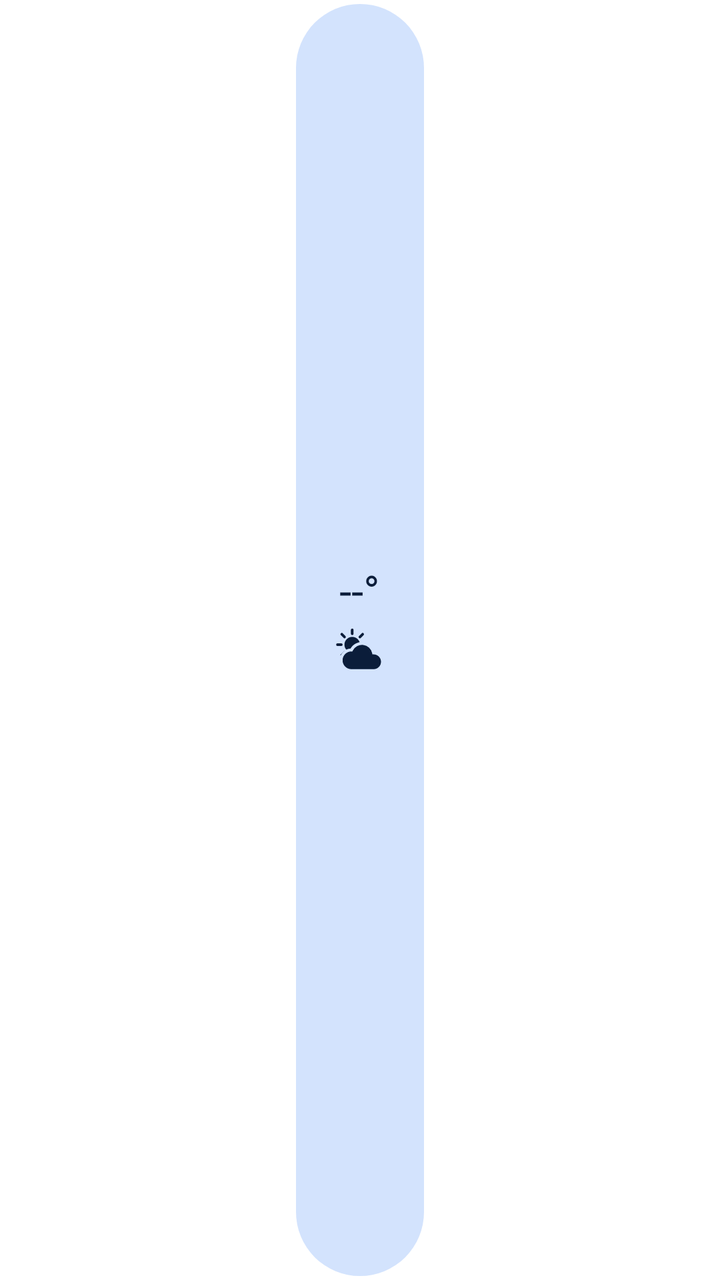
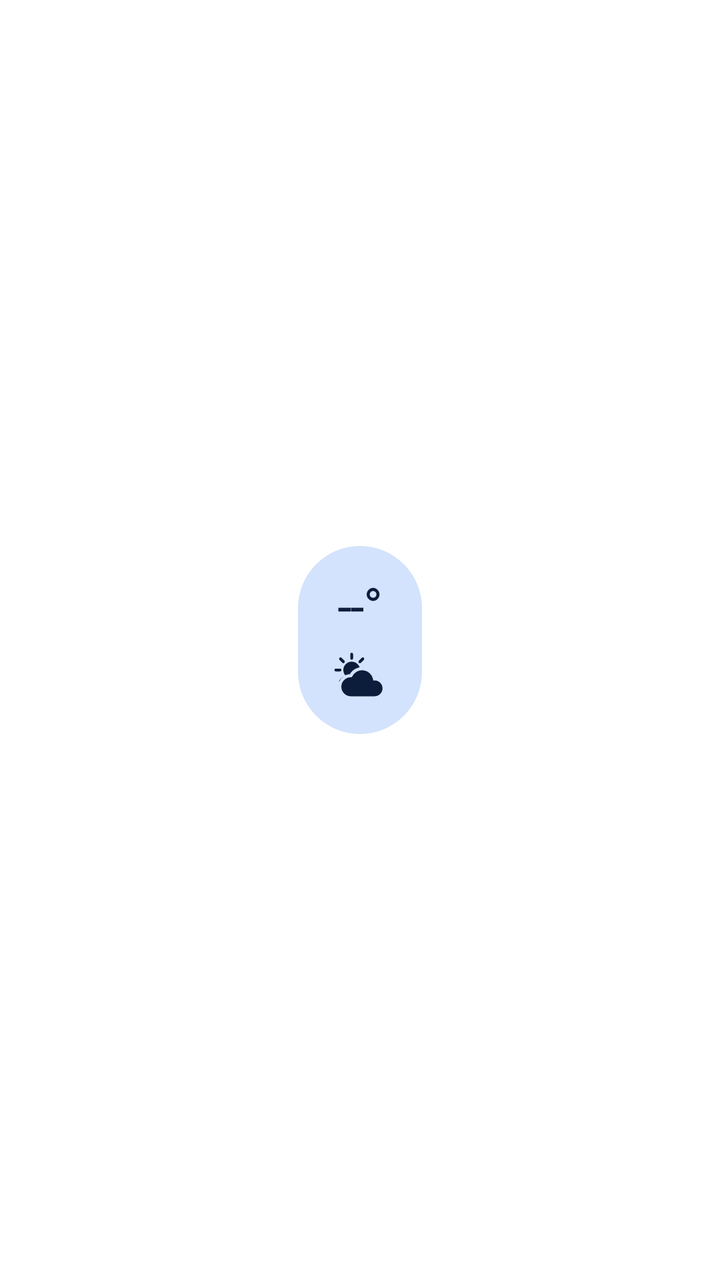

Screens rendered from an Android XML layout before and after an edit, with the pre-edit source and the edit as a unified diff.
<!-- AndroidManifest.xml: fallback theme Theme.MaterialComponents.DayNight.NoActionBar -->
<!-- res/layout/widget.xml -->
<?xml version="1.0" encoding="utf-8"?>
<FrameLayout xmlns:android="http://schemas.android.com/apk/res/android"
    android:id="@+id/root"
    android:layout_width="match_parent"
    android:layout_height="match_parent">
    <LinearLayout
        android:layout_width="64dp"
        android:layout_height="match_parent"
        android:layout_gravity="center_horizontal"
        android:layout_marginTop="2dp"
        android:layout_marginBottom="2dp"
        android:background="@drawable/bg"
        android:gravity="center"
        android:orientation="vertical">
        <TextView android:id="@+id/temp" android:layout_width="wrap_content" android:layout_height="wrap_content"
            android:text="--°" android:textColor="#0B1D3A" android:textSize="22sp" android:includeFontPadding="false"
            android:fontFamily="sans-serif" />
        <ImageView android:id="@+id/icon" android:layout_width="28dp" android:layout_height="28dp"
            android:layout_marginTop="4dp"
            android:src="@drawable/ic_partly_day" android:contentDescription="天气" />
        <TextView android:id="@+id/cond" android:layout_width="wrap_content" android:layout_height="wrap_content"
            android:layout_marginTop="2dp" android:text="" android:textColor="#3A4A63" android:textSize="10sp"
            android:maxLines="1" android:ellipsize="end" />
        <TextView android:id="@+id/place" android:layout_width="0dp" android:layout_height="0dp" android:visibility="gone" />
    </LinearLayout>
</FrameLayout>
<!-- resources referenced by this layout -->
<resources>
  <!-- drawable bg (drawable) -->
  <?xml version="1.0" encoding="utf-8"?>
  <shape xmlns:android="http://schemas.android.com/apk/res/android" android:shape="rectangle">
      <solid android:color="#D3E3FD" />
      <corners android:radius="40dp" />
  </shape>
  <!-- drawable ic_partly_day (drawable) -->
  <?xml version="1.0" encoding="utf-8"?>
  <vector xmlns:android="http://schemas.android.com/apk/res/android" android:width="72dp" android:height="72dp" android:viewportWidth="72" android:viewportHeight="72"><path android:strokeColor="#0B1D3A" android:strokeWidth="3.4" android:strokeLineCap="round" android:pathData="M40.0,24.0L45.0,24.0"/><path android:strokeColor="#0B1D3A" android:strokeWidth="3.4" android:strokeLineCap="round" android:pathData="M35.9,33.9L39.4,37.4"/><path android:strokeColor="#0B1D3A" android:strokeWidth="3.4" android:strokeLineCap="round" android:pathData="M26.0,38.0L26.0,43.0"/><path android:strokeColor="#0B1D3A" android:strokeWidth="3.4" android:strokeLineCap="round" android:pathData="M16.1,33.9L12.6,37.4"/><path android:strokeColor="#0B1D3A" android:strokeWidth="3.4" android:strokeLineCap="round" android:pathData="M12.0,24.0L7.0,24.0"/><path android:strokeColor="#0B1D3A" android:strokeWidth="3.4" android:strokeLineCap="round" android:pathData="M16.1,14.1L12.6,10.6"/><path android:strokeColor="#0B1D3A" android:strokeWidth="3.4" android:strokeLineCap="round" android:pathData="M26.0,10.0L26.0,5.0"/><path android:strokeColor="#0B1D3A" android:strokeWidth="3.4" android:strokeLineCap="round" android:pathData="M35.9,14.1L39.4,10.6"/><path android:fillColor="#0B1D3A" android:pathData="M16,24a10,10 0,1 0,20,0a10,10 0,1 0,-20,0z"/><group android:translateX="6" android:translateY="8" android:scaleX="0.95" android:scaleY="0.95"><path android:fillColor="#0B1D3A" android:strokeColor="#D3E3FD" android:strokeWidth="4" android:pathData="M20,52h30a12,12 0,0 0,0 -24a16,16 0,0 0,-30 -4a13,13 0,0 0,0 28z"/></group></vector>
</resources>

<!-- the commit's change to res/layout/widget.xml (unified diff, before → after) -->
@@ -4,23 +4,20 @@
     android:layout_width="match_parent"
     android:layout_height="match_parent">
     <LinearLayout
-        android:layout_width="64dp"
-        android:layout_height="match_parent"
-        android:layout_gravity="center_horizontal"
-        android:layout_marginTop="2dp"
-        android:layout_marginBottom="2dp"
+        android:layout_width="62dp"
+        android:layout_height="94dp"
+        android:layout_gravity="center"
         android:background="@drawable/bg"
         android:gravity="center"
-        android:orientation="vertical">
+        android:orientation="vertical"
+        android:paddingTop="4dp">
         <TextView android:id="@+id/temp" android:layout_width="wrap_content" android:layout_height="wrap_content"
-            android:text="--°" android:textColor="#0B1D3A" android:textSize="22sp" android:includeFontPadding="false"
-            android:fontFamily="sans-serif" />
-        <ImageView android:id="@+id/icon" android:layout_width="28dp" android:layout_height="28dp"
-            android:layout_marginTop="4dp"
+            android:text="--°" android:textColor="#0B1D3A" android:textSize="26sp" android:includeFontPadding="false"
+            android:fontFamily="sans-serif" android:letterSpacing="-0.03" />
+        <ImageView android:id="@+id/icon" android:layout_width="30dp" android:layout_height="30dp"
+            android:layout_marginTop="6dp"
             android:src="@drawable/ic_partly_day" android:contentDescription="天气" />
-        <TextView android:id="@+id/cond" android:layout_width="wrap_content" android:layout_height="wrap_content"
-            android:layout_marginTop="2dp" android:text="" android:textColor="#3A4A63" android:textSize="10sp"
-            android:maxLines="1" android:ellipsize="end" />
+        <TextView android:id="@+id/cond" android:layout_width="0dp" android:layout_height="0dp" android:visibility="gone" />
         <TextView android:id="@+id/place" android:layout_width="0dp" android:layout_height="0dp" android:visibility="gone" />
     </LinearLayout>
 </FrameLayout>
<!-- resource entries referenced after the edit -->
@@ -4,7 +4,7 @@
   <?xml version="1.0" encoding="utf-8"?>
   <shape xmlns:android="http://schemas.android.com/apk/res/android" android:shape="rectangle">
       <solid android:color="#D3E3FD" />
-      <corners android:radius="40dp" />
+      <corners android:radius="31dp" />
   </shape>
   <!-- drawable ic_partly_day (drawable) -->
   <?xml version="1.0" encoding="utf-8"?>
